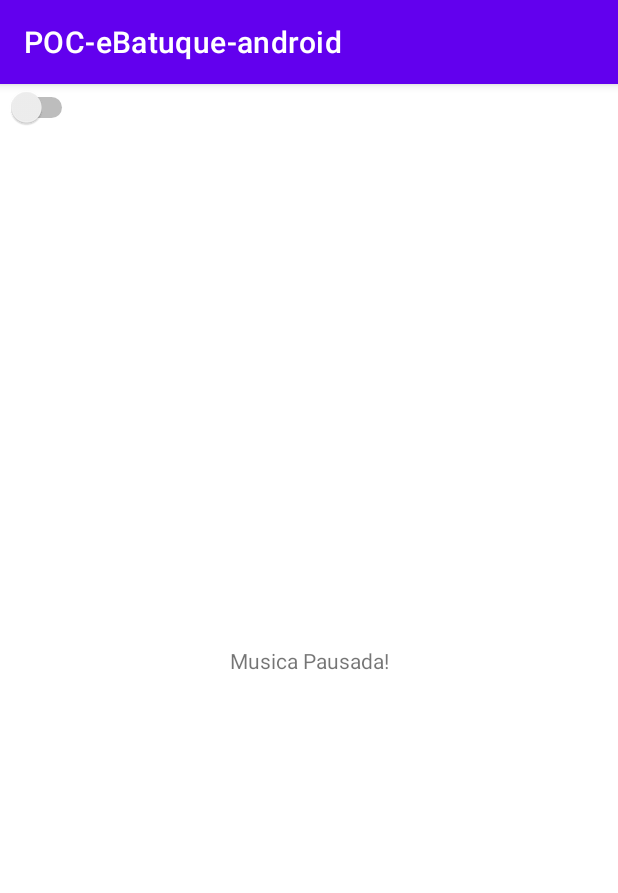
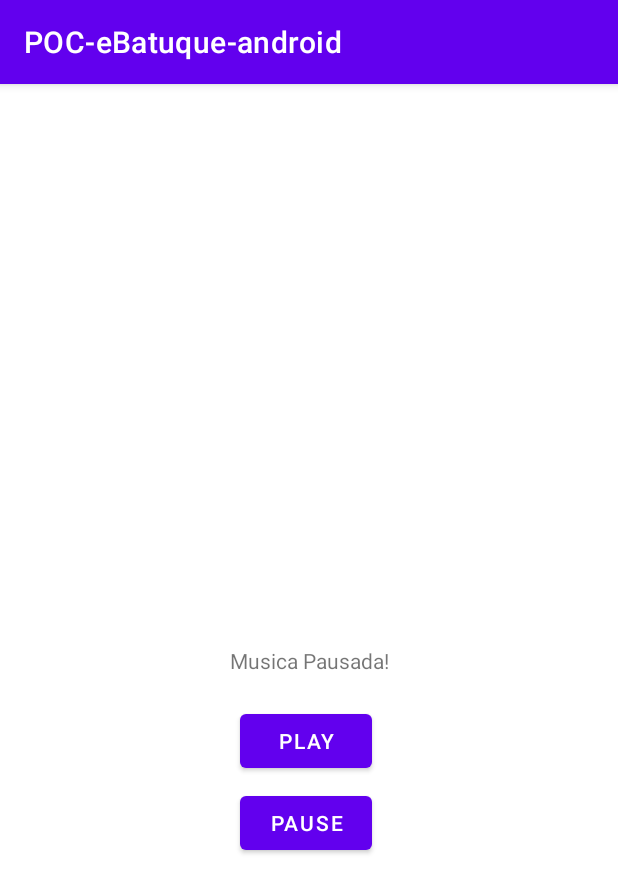
Before and after one commit to rbattaglin25/poc_exoplayer, an Android app: the screen it shows after launch (MainActivity), on a phone screen of 412 x 824 dp. Shown: the top 893 px of the screen. Run offline under Robolectric (Android 15) with nearby library versions, the phone set to English and light mode, and no system bars.

Commit message:
Play in background

```diff
--- a/app/src/main/AndroidManifest.xml
+++ b/app/src/main/AndroidManifest.xml
@@ -16,6 +16,7 @@
                 <category android:name="android.intent.category.LAUNCHER" />
             </intent-filter>
         </activity>
+        <service android:name=".Musicservice"></service>
     </application>
 
 </manifest>
--- a/app/src/main/java/com/ebatuque/poc_ebatuque_android/MainActivity.java
+++ b/app/src/main/java/com/ebatuque/poc_ebatuque_android/MainActivity.java
@@ -2,13 +2,43 @@ package com.ebatuque.poc_ebatuque_android;
 
 import androidx.appcompat.app.AppCompatActivity;
 
+import android.content.Intent;
 import android.os.Bundle;
+import android.view.View;
+import android.widget.Button;
 
-public class MainActivity extends AppCompatActivity {
+public class MainActivity extends AppCompatActivity implements View.OnClickListener{
+
+    private Intent serviceIntent;
+    private Button buttonPlay, buttonPause;
 
     @Override
     protected void onCreate(Bundle savedInstanceState) {
         super.onCreate(savedInstanceState);
         setContentView(R.layout.activity_main);
+
+        buttonPlay = findViewById(R.id.buttonPlay);
+        buttonPause = findViewById(R.id.buttonPause);
+
+        buttonPlay.setOnClickListener(this);
+        buttonPause.setOnClickListener(this);
+
+        serviceIntent = new Intent(getApplicationContext(), Musicservice.class);
+
+
+
+    }
+
+    @Override
+    public void onClick(View v) {
+        switch (v.getId()){
+            case R.id.buttonPlay:
+                startService(new Intent(getApplicationContext(),Musicservice.class));
+                break;
+            case R.id.buttonPause:
+                stopService(new Intent(getApplicationContext(),Musicservice.class));
+                break;
+        }
+
     }
 }
--- a/app/src/main/res/layout/activity_main.xml
+++ b/app/src/main/res/layout/activity_main.xml
@@ -7,19 +7,43 @@
     tools:context=".MainActivity">
 
     <TextView
+        android:id="@+id/textView"
         android:layout_width="wrap_content"
         android:layout_height="wrap_content"
-        android:text="Musica Pausada!"
+        android:text="@string/musica_pausada"
         app:layout_constraintBottom_toBottomOf="parent"
         app:layout_constraintLeft_toLeftOf="parent"
         app:layout_constraintRight_toRightOf="parent"
         app:layout_constraintTop_toTopOf="parent" />
 
-    <Switch
-        android:id="@+id/switch1"
-        android:layout_width="52dp"
-        android:layout_height="31dp"
-        tools:layout_editor_absoluteX="179dp"
-        tools:layout_editor_absoluteY="384dp" />
+    <Button
+        android:id="@+id/buttonPlay"
+        android:layout_width="wrap_content"
+        android:layout_height="wrap_content"
+        android:layout_marginStart="159dp"
+        android:layout_marginLeft="159dp"
+        android:layout_marginTop="14dp"
+        android:layout_marginEnd="164dp"
+        android:layout_marginRight="164dp"
+        android:text="Play"
+        app:layout_constraintBottom_toTopOf="@+id/buttonPause"
+        app:layout_constraintEnd_toEndOf="parent"
+        app:layout_constraintStart_toStartOf="parent"
+        app:layout_constraintTop_toBottomOf="@+id/textView" />
+
+    <Button
+        android:id="@+id/buttonPause"
+        android:layout_width="wrap_content"
+        android:layout_height="wrap_content"
+        android:layout_marginStart="159dp"
+        android:layout_marginLeft="159dp"
+        android:layout_marginEnd="164dp"
+        android:layout_marginRight="164dp"
+        android:layout_marginBottom="245dp"
+        android:text="Pause"
+        app:layout_constraintBottom_toBottomOf="parent"
+        app:layout_constraintEnd_toEndOf="parent"
+        app:layout_constraintStart_toStartOf="parent"
+        app:layout_constraintTop_toBottomOf="@+id/buttonPlay" />
 
 </androidx.constraintlayout.widget.ConstraintLayout>
--- a/app/src/main/res/values/strings.xml
+++ b/app/src/main/res/values/strings.xml
@@ -1,3 +1,4 @@
 <resources>
     <string name="app_name">POC-eBatuque-android</string>
+    <string name="musica_pausada">Musica Pausada!</string>
 </resources>
```
Also changed, not shown: app/src/main/java/com/ebatuque/poc_ebatuque_android/Musicservice.java (added, +41 -0 lines), 1 other file.
